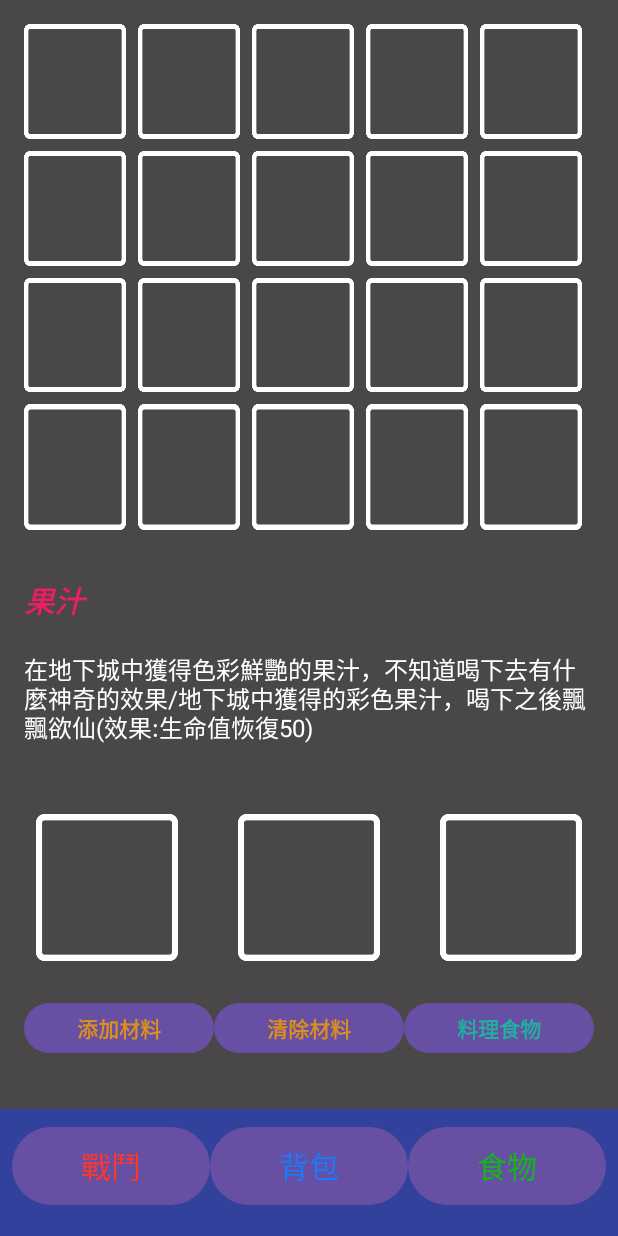
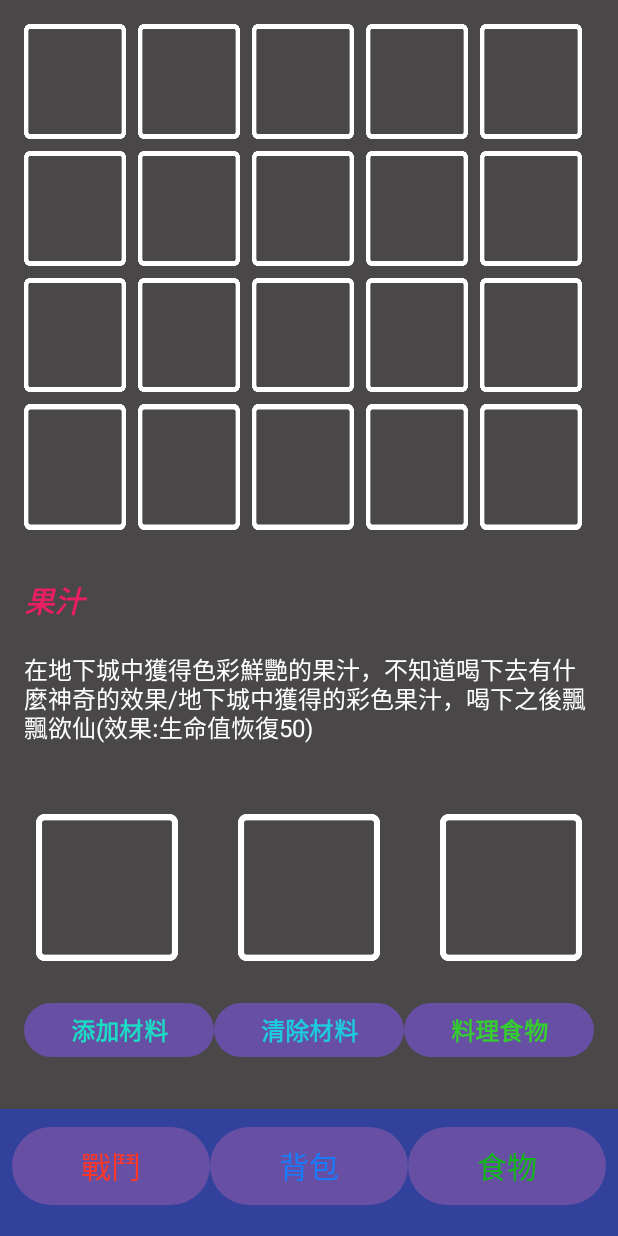
Before and after one commit to Takina4445/Dungeon, an Android app: the Food screen opened directly, with no data from a screen before it, on a phone screen of 412 x 824 dp. Run offline under Robolectric (Android 15) with nearby library versions, the phone set to English and light mode, and no system bars.

Commit message:
改善畫面設計
ver 0.3.1

```diff
--- a/app/src/main/res/layout/activity_food.xml
+++ b/app/src/main/res/layout/activity_food.xml
@@ -395,8 +395,8 @@
                         android:layout_weight="48"
                         android:minHeight="20dp"
                         android:text="添加材料"
-                        android:textColor="#DC8F1D"
-                        android:textSize="14sp"
+                        android:textColor="#1DDCC6"
+                        android:textSize="16sp"
                         android:textStyle="bold"
                         tools:ignore="TouchTargetSizeCheck" />
 
@@ -407,8 +407,8 @@
                         android:layout_weight="48"
                         android:minHeight="20dp"
                         android:text="清除材料"
-                        android:textColor="#DC8F1D"
-                        android:textSize="14sp"
+                        android:textColor="#1DCCDC"
+                        android:textSize="16sp"
                         android:textStyle="bold"
                         tools:ignore="TouchTargetSizeCheck" />
 
@@ -419,8 +419,8 @@
                         android:layout_weight="48"
                         android:minHeight="20dp"
                         android:text="料理食物"
-                        android:textColor="#23AF9F"
-                        android:textSize="14sp"
+                        android:textColor="#35CD2F"
+                        android:textSize="16sp"
                         android:textStyle="bold"
                         tools:ignore="TouchTargetSizeCheck" />
 
--- a/app/src/main/res/layout/activity_item.xml
+++ b/app/src/main/res/layout/activity_item.xml
@@ -363,7 +363,7 @@
                         android:minHeight="20dp"
                         android:text="使用"
                         android:textColor="#DC8F1D"
-                        android:textSize="14sp"
+                        android:textSize="18sp"
                         android:textStyle="bold"
                         tools:ignore="TouchTargetSizeCheck" />
 
@@ -376,7 +376,7 @@
                         android:minHeight="20dp"
                         android:text="丟棄"
                         android:textColor="#4E4E4E"
-                        android:textSize="14sp"
+                        android:textSize="18sp"
                         android:textStyle="bold"
                         tools:ignore="TouchTargetSizeCheck" />
 
```
Also changed, not shown: app/src/main/res/layout/activity_main.xml (+6 -6 lines).
